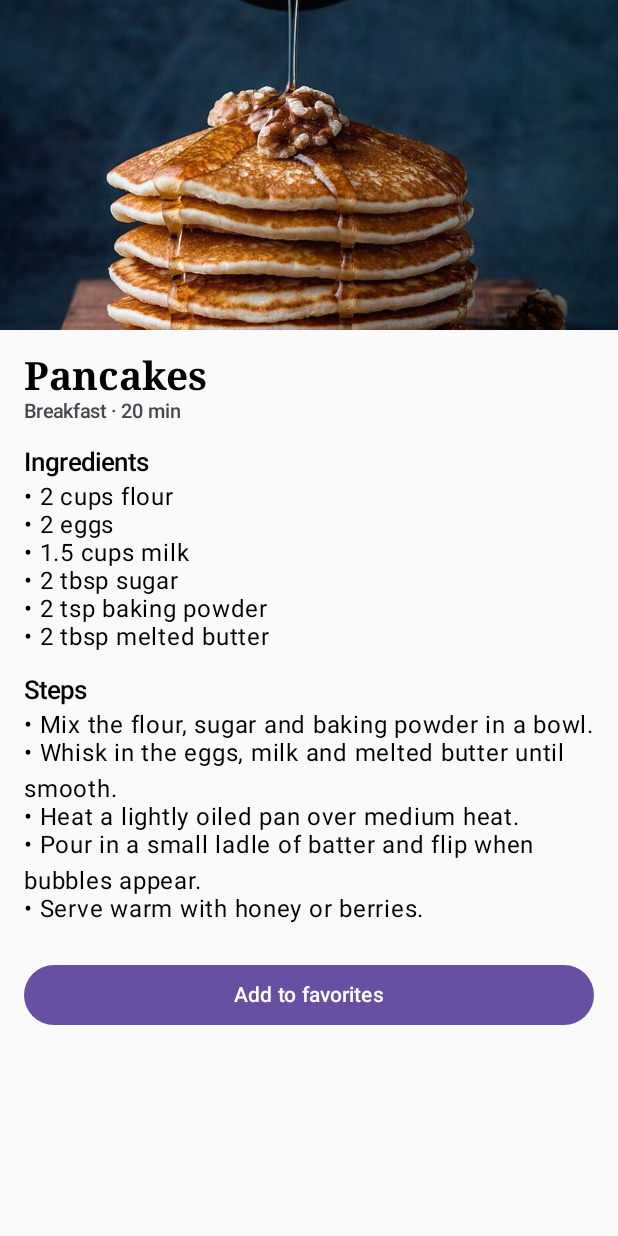
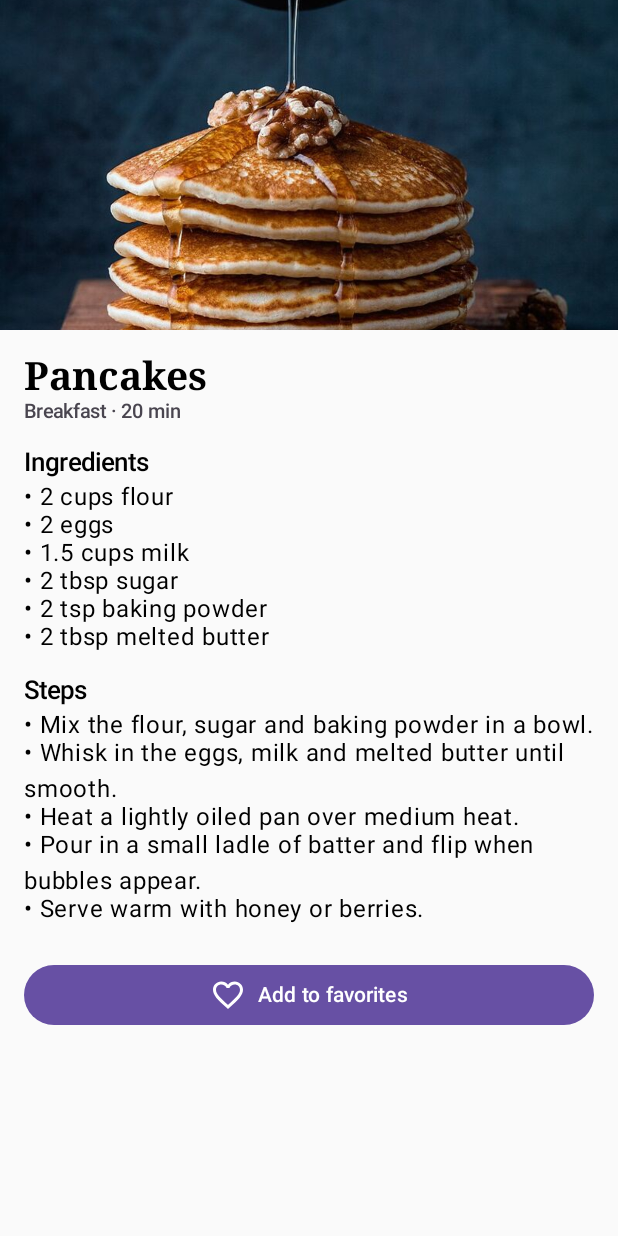
Before and after one commit to Serdar0000/mobile_project, an Android app built with Jetpack Compose: the screen it shows after launch (MainActivity), after a tap on "Pancakes", on a phone screen of 412 x 824 dp. Run offline under Robolectric (Android 15) with nearby library versions, the phone set to English and light mode, and no system bars.

Commit message:
change favorite button text and icon

```diff
--- a/app/src/main/java/com/example/recipeapp/ui/detail/RecipeDetailScreen.kt
+++ b/app/src/main/java/com/example/recipeapp/ui/detail/RecipeDetailScreen.kt
@@ -8,9 +8,15 @@ import androidx.compose.foundation.layout.fillMaxSize
 import androidx.compose.foundation.layout.fillMaxWidth
 import androidx.compose.foundation.layout.height
 import androidx.compose.foundation.layout.padding
+import androidx.compose.foundation.layout.width
 import androidx.compose.foundation.rememberScrollState
 import androidx.compose.foundation.verticalScroll
+import androidx.compose.material.icons.Icons
+import androidx.compose.material.icons.filled.Favorite
+import androidx.compose.material.icons.filled.FavoriteBorder
 import androidx.compose.material3.Button
+import androidx.compose.material3.ButtonDefaults
+import androidx.compose.material3.Icon
 import androidx.compose.material3.MaterialTheme
 import androidx.compose.material3.Text
 import androidx.compose.runtime.Composable
@@ -102,7 +108,22 @@ private fun RecipeDetailContent(
                 onClick = onFavoriteClick,
                 modifier = Modifier.fillMaxWidth()
             ) {
-                Text(text = "Add to favorites")
+                Icon(
+                    imageVector = if (recipe.isFavorite) {
+                        Icons.Filled.Favorite
+                    } else {
+                        Icons.Filled.FavoriteBorder
+                    },
+                    contentDescription = null
+                )
+                Spacer(modifier = Modifier.width(ButtonDefaults.IconSpacing))
+                Text(
+                    text = if (recipe.isFavorite) {
+                        "Remove from favorites"
+                    } else {
+                        "Add to favorites"
+                    }
+                )
             }
         }
     }
```
